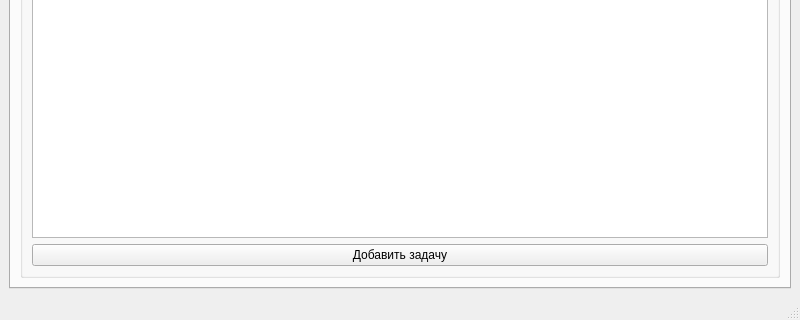
This is mainwindow.ui in Artemvv88/storageSystemProject as Qt 5 draws it before an edit; both pictures show x 0 to 800 and y 280 to 600 of the 800 by 600 pixel window. The edited form follows.
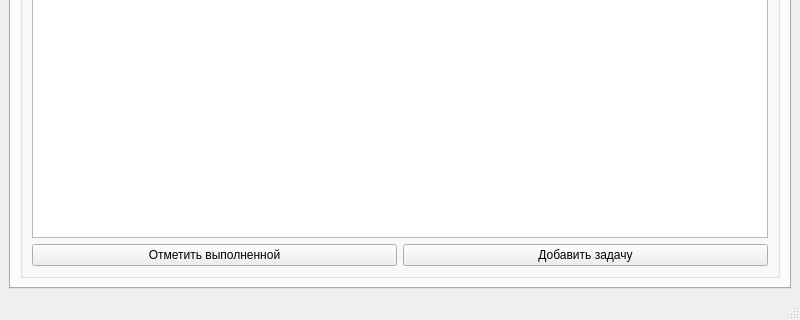
This is the edited form.

Diff of the .ui file:
```diff
--- a/mainwindow.ui
+++ b/mainwindow.ui
@@ -226,11 +226,22 @@
             </widget>
            </item>
            <item>
+            <layout class="QHBoxLayout" name="horizontalLayout_3">
+             <item>
+              <widget class="QPushButton" name="markCompletedButton">
+               <property name="text">
+                <string>Отметить выполненной</string>
+               </property>
+              </widget>
+             </item>
+             <item>
             <widget class="QPushButton" name="addTask">
              <property name="text">
               <string>Добавить задачу</string>
              </property>
             </widget>
+             </item>
+            </layout>
            </item>
           </layout>
          </widget>
```
Lines whose indentation alone changed are shown as unchanged.
